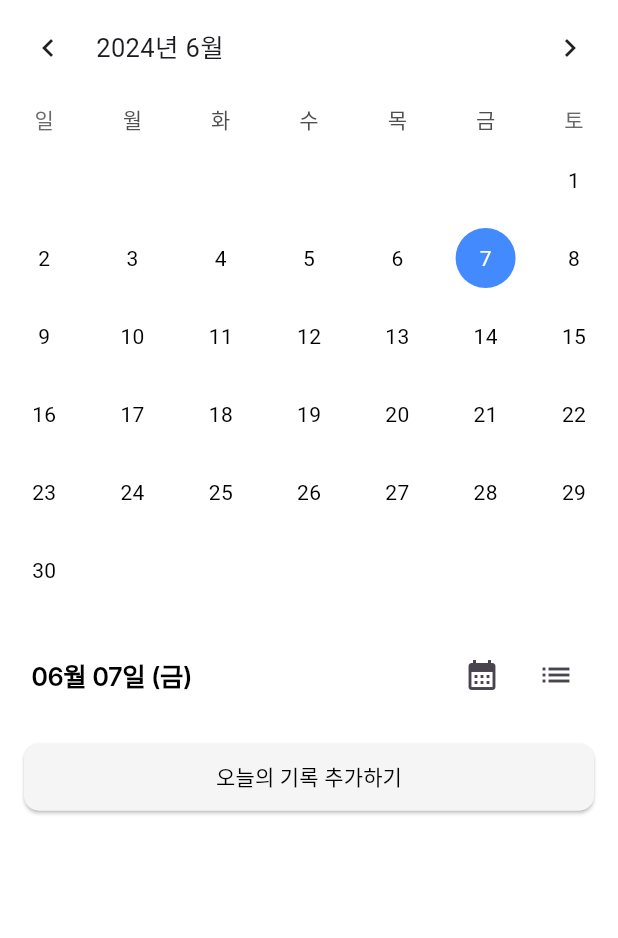
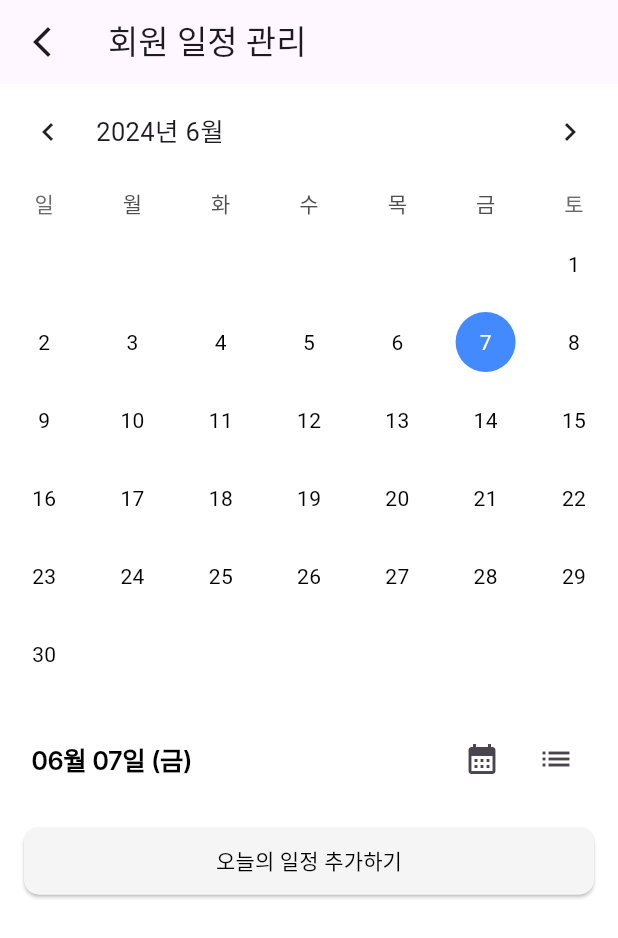
Before and after one commit to 2021-SMHRD-KDT-AI-17/fitple, a Flutter app: the TrainerCalender screen opened directly, on a phone screen of 412 x 824 dp. Shown: the top 938 px of the screen. Run offline on Flutter 3.47's test engine with Material 3 defaults, Android fonts, the phone set to English and light mode, and no system bars; drawn by our look-alikes of table_calendar; our stand-ins replace flutter_rating_bar, get, image_picker, shared_preferences; missing offline and left inert: bootpay, bootpay_webview_flutter, bootpay_webview_flutter_android, bootpay_webview_flutter_wkwebview, dart:ffi, flutter_naver_map and 3 more; accounts and stored records are empty; Roboto replaces fonts that are missing (Inter).

Commit message:
회원일정관리

```diff
--- a/lib/screens/mypage.dart
+++ b/lib/screens/mypage.dart
@@ -4,6 +4,7 @@ import 'package:fitple/screens/login.dart';
 import 'package:fitple/screens/myinfo.dart';
 import 'package:fitple/screens/myreser.dart';
 import 'package:fitple/screens/review_my.dart';
+import 'package:fitple/screens/trainer_calender1.dart';
 import 'package:fitple/screens/trainer_gym.dart';
 import 'package:fitple/screens/trainer_reservation.dart';
 import 'package:flutter/material.dart';
@@ -98,7 +99,7 @@ class _MyPageState extends State<MyPage> {
                   onTap: () {
                     Navigator.push(
                         context,
-                        MaterialPageRoute(builder: (context) => ReviewMyPage())
+                        MaterialPageRoute(builder: (context) => TrainerCalender())
                     );
                   },
                   child: Container(
--- a/lib/screens/trainer_calender1.dart
+++ b/lib/screens/trainer_calender1.dart
@@ -1,3 +1,4 @@
+import 'package:fitple/screens/trainer_calender2.dart';
 import 'package:flutter/material.dart';
 import 'package:table_calendar/table_calendar.dart';
 import 'package:intl/date_symbol_data_local.dart';
@@ -98,6 +99,15 @@ class _TrainerCalenderState extends State<TrainerCalender> {
   Widget build(BuildContext context) {
     return Scaffold(
       backgroundColor: Colors.white,
+      appBar: AppBar(
+        leading: IconButton(
+          icon: Icon(Icons.arrow_back_ios_new),
+          onPressed: () {
+            Navigator.pop(context);
+          },
+        ),
+        title: Text('회원 일정 관리'),
+      ),
       body: SingleChildScrollView(
         child: Column(
           children: [
@@ -217,7 +227,7 @@ class _TrainerCalenderState extends State<TrainerCalender> {
                     Navigator.push(
                       context,
                       MaterialPageRoute(
-                        builder: (context) => Diary2(
+                        builder: (context) => TrainerCalender2(
                           selectedDay: _selectedDay!,
                           onAddAttendance: _addAttendanceDay,
                         ),
@@ -234,7 +244,7 @@ class _TrainerCalenderState extends State<TrainerCalender> {
                   padding: EdgeInsets.symmetric(vertical: 12),
                   minimumSize: Size(400, 0),
                 ),
-                child: Text('오늘의 기록 추가하기'),
+                child: Text('오늘의 일정 추가하기'),
               ),
             ),
             SizedBox(height: 20),
--- a/lib/screens/trainer_calender2.dart
+++ b/lib/screens/trainer_calender2.dart
@@ -47,7 +47,7 @@ class _TrainerCalender2State extends State<TrainerCalender2> {
       await addLog(widget.selectedDay, _exerciseList, _image);
       widget.onAddAttendance(widget.selectedDay);
     } catch (e) {
-      print('운동 기록 추가 실패: $e');
+      print('일정 추가 실패: $e');
     }
   }
 
@@ -61,7 +61,7 @@ class _TrainerCalender2State extends State<TrainerCalender2> {
             Navigator.pop(context);
           },
         ),
-        title: Text('운동 기록'),
+        title: Text('일정 등록'),
         actions: [
           TextButton(
             onPressed: () async {
@@ -149,7 +149,7 @@ class _TrainerCalender2State extends State<TrainerCalender2> {
                       child: TextField(
                         controller: _controller,
                         decoration: InputDecoration(
-                          hintText: '운동을 입력하세요',
+                          hintText: '일정을 추가하세요',
                         ),
                       ),
                     ),
```
